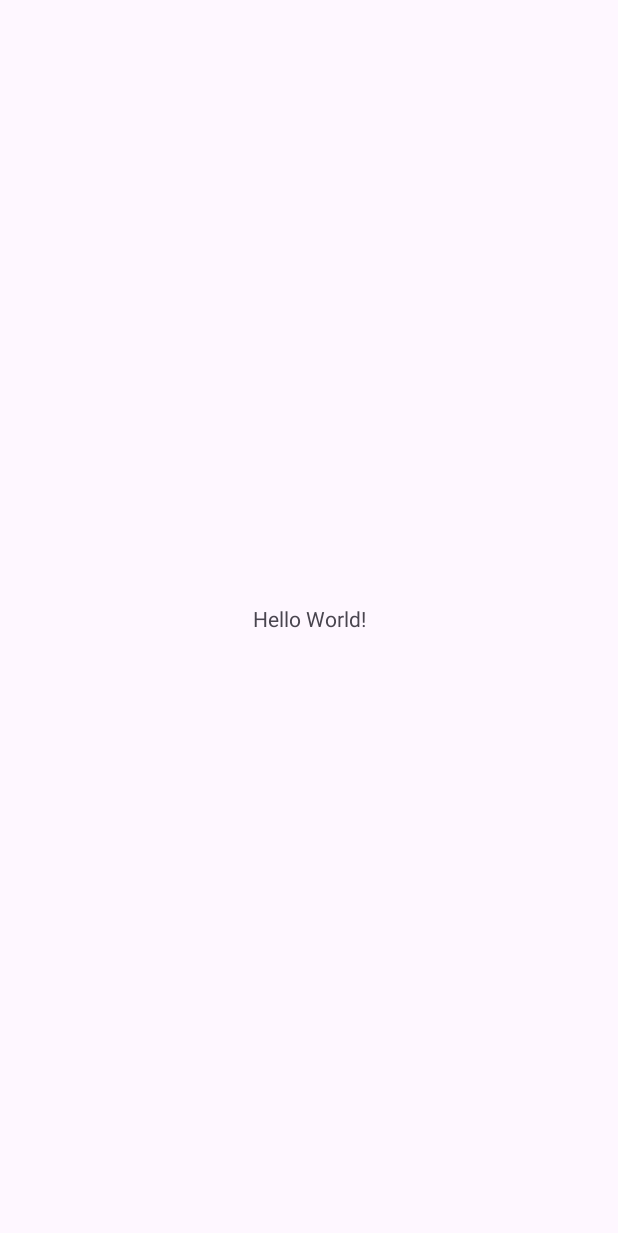
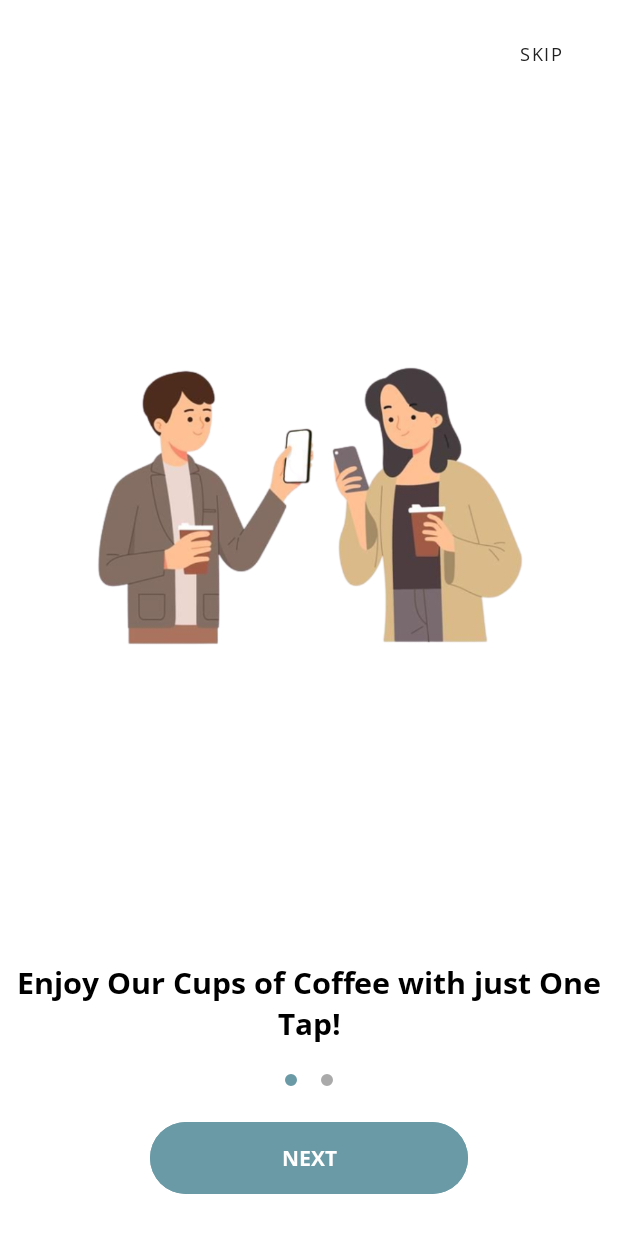
Before and after one commit to CTRL-C-Coffee-Shop/CTRL-C-Front-End, an Android app: the screen it shows after launch (MainActivity before the commit, OnBoardingActivity after it), on a phone screen of 412 x 824 dp. Before the commit the part shown is almost empty. Shown: the top 1233 px of the screen. Run offline under Robolectric (Android 15) with nearby library versions, the phone set to English and light mode, and no system bars.

Commit message:
implementing OnBoarding Screen
implementing onboarding screen importing res (image, strings ,colors)

```diff
--- a/app/src/main/java/com/example/ctrl_c/ui/onBoarding/OnBoardingActivity.kt
+++ b/app/src/main/java/com/example/ctrl_c/ui/onBoarding/OnBoardingActivity.kt
@@ -2,11 +2,77 @@ package com.example.ctrl_c.ui.onBoarding
 
 import androidx.appcompat.app.AppCompatActivity
 import android.os.Bundle
+import androidx.viewpager2.widget.ViewPager2
 import com.example.ctrl_c.R
+import com.example.ctrl_c.databinding.ItemOnBoardingBinding
+import com.example.ctrl_c.ui.onBoarding.adapter.OnBoardingAdapter
+import com.google.android.material.tabs.TabLayoutMediator
 
 class OnBoardingActivity : AppCompatActivity() {
+    private lateinit var binding: ItemOnBoardingBinding
     override fun onCreate(savedInstanceState: Bundle?) {
         super.onCreate(savedInstanceState)
-        setContentView(R.layout.activity_on_boarding)
+        binding = ItemOnBoardingBinding.inflate(layoutInflater)
+        setContentView(binding.root)
+        supportActionBar?.hide()
+
+        setupAction()
     }
+
+    private fun setupAction() {
+        binding.viewPager2.adapter = OnBoardingAdapter()
+        TabLayoutMediator(binding.tabLayout, binding.viewPager2) { tab, poisiton ->
+        }.attach()
+
+        binding.viewPager2.registerOnPageChangeCallback(object : ViewPager2.OnPageChangeCallback() {
+            override fun onPageSelected(position: Int) {
+                super.onPageSelected(position)
+
+                if (position == MAX_STEP - 1) {
+                    binding.btnNext.text = getString(R.string.get_started_title)
+                    binding.btnNext.contentDescription = getString(R.string.get_started_title)
+                } else {
+                    binding.btnNext.text = getString(R.string.next_title)
+                    binding.btnNext.contentDescription = getString(R.string.next_title)
+                }
+            }
+        })
+
+        binding.btnNext.setOnClickListener {
+            if (binding.btnNext.text.toString() == getString(R.string.get_started_title)) {
+                navigateToLoginActivity()
+            } else {
+                // to change current page - on click "Next BUTTON"
+                val current = (binding.viewPager2.currentItem) + 1
+                binding.viewPager2.currentItem = current
+
+                // to update button text
+                if (current >= MAX_STEP - 1) {
+                    binding.btnNext.text = getString(R.string.get_started_title)
+                    binding.btnNext.contentDescription = getString(R.string.get_started_title)
+                } else {
+                    binding.btnNext.text = getString(R.string.next_title)
+                    binding.btnNext.contentDescription = getString(R.string.next_title)
+                }
+            }
+        }
+
+    }
+
+    private fun navigateToLoginActivity(){
+        //intent to login activity.
+    }
+
+    private fun navigateToMainActivity(){
+        //intent to main activity
+    }
+
+    private fun checkToken(){
+        //checking token on sharedpreferences.
+    }
+
+    companion object {
+        const val MAX_STEP = 2
+    }
+
 }
--- /dev/null
+++ b/app/src/main/java/com/example/ctrl_c/ui/onBoarding/adapter/OnBoardingAdapter.kt
@@ -0,0 +1,33 @@
+package com.example.ctrl_c.ui.onBoarding.adapter
+
+import android.view.LayoutInflater
+import android.view.ViewGroup
+import androidx.recyclerview.widget.RecyclerView
+import com.example.ctrl_c.R
+import com.example.ctrl_c.databinding.ActivityOnBoardingBinding
+import com.example.ctrl_c.ui.onBoarding.OnBoardingActivity.Companion.MAX_STEP
+
+
+class OnBoardingAdapter : RecyclerView.Adapter<OnBoardingPager>() {
+    override fun onCreateViewHolder(parent: ViewGroup, viewType: Int): OnBoardingPager {
+        return OnBoardingPager(
+            ActivityOnBoardingBinding.inflate(LayoutInflater.from(parent.context), parent, false)
+        )
+    }
+
+    override fun getItemCount(): Int = MAX_STEP
+
+    override fun onBindViewHolder(holder: OnBoardingPager, position: Int) {
+        holder.itemView.run {
+            with(holder) {
+                if (position == 0) {
+                    bindingDesign.tvTitle.text = context.getString(R.string.title_onboarding_1)
+                    bindingDesign.ivIllustration.setImageResource(R.drawable.on_boarding1_image)
+                } else {
+                    bindingDesign.tvTitle.text = context.getString(R.string.title_onboarding_2)
+                    bindingDesign.ivIllustration.setImageResource(R.drawable.on_boarding2_image)
+                }
+            }
+        }
+    }
+}
--- /dev/null
+++ b/app/src/main/java/com/example/ctrl_c/ui/onBoarding/adapter/OnBoardingPager.kt
@@ -0,0 +1,7 @@
+package com.example.ctrl_c.ui.onBoarding.adapter
+
+import androidx.recyclerview.widget.RecyclerView
+import com.example.ctrl_c.databinding.ActivityOnBoardingBinding
+
+class OnBoardingPager(val bindingDesign: ActivityOnBoardingBinding):
+        RecyclerView.ViewHolder(bindingDesign.root)
--- /dev/null
+++ b/app/src/main/res/drawable/onboarding_default_dot.xml
@@ -0,0 +1,12 @@
+<?xml version="1.0" encoding="utf-8"?>
+<layer-list xmlns:android="http://schemas.android.com/apk/res/android">
+    <item>
+        <shape
+            android:innerRadius="0dp"
+            android:shape="ring"
+            android:thickness="4dp"
+            android:useLevel="false">
+            <solid android:color="@android:color/darker_gray" />
+        </shape>
+    </item>
+</layer-list>
--- /dev/null
+++ b/app/src/main/res/drawable/onboarding_selected_dot.xml
@@ -0,0 +1,12 @@
+<?xml version="1.0" encoding="utf-8"?>
+<layer-list xmlns:android="http://schemas.android.com/apk/res/android">
+    <item>
+        <shape
+            android:innerRadius="0dp"
+            android:shape="ring"
+            android:thickness="4dp"
+            android:useLevel="false">
+            <solid android:color="@color/colorPrimary" />
+        </shape>
+    </item>
+</layer-list>
--- /dev/null
+++ b/app/src/main/res/drawable/onboarding_tab_selector.xml
@@ -0,0 +1,5 @@
+<?xml version="1.0" encoding="utf-8"?>
+<selector xmlns:android="http://schemas.android.com/apk/res/android">
+    <item android:drawable="@drawable/onboarding_selected_dot" android:state_selected="true" />
+    <item android:drawable="@drawable/onboarding_default_dot" />
+</selector>
--- /dev/null
+++ b/app/src/main/res/layout/item_on_boarding.xml
@@ -0,0 +1,61 @@
+<?xml version="1.0" encoding="utf-8"?>
+<androidx.appcompat.widget.LinearLayoutCompat xmlns:android="http://schemas.android.com/apk/res/android"
+    android:layout_width="match_parent"
+    android:layout_height="match_parent"
+    xmlns:app="http://schemas.android.com/apk/res-auto"
+    android:background="@android:color/white"
+    android:fitsSystemWindows="true"
+    android:orientation="vertical">
+
+    <!--SKIP-->
+    <com.google.android.material.button.MaterialButton
+        android:id="@+id/btnSkip"
+        android:layout_gravity="end|top"
+        android:layout_marginTop="@dimen/spacing_12"
+        android:layout_marginEnd="@dimen/spacing_8"
+        android:layout_width="wrap_content"
+        android:layout_height="wrap_content"
+        android:gravity="center"
+        android:text="@string/skip_title"
+        app:cornerRadius="30dp"
+        android:textAllCaps="true"
+        style="@style/Widget.MaterialComponents.Button.TextButton"
+        android:textColor="@color/dark_gray"
+        android:fontFamily="@font/opensans_regular"
+        android:textSize="@dimen/text_size_12" />
+
+    <!--ViewPager2-->
+    <androidx.viewpager2.widget.ViewPager2
+        android:id="@+id/viewPager2"
+        android:layout_width="match_parent"
+        android:layout_height="0dp"
+        android:layout_weight="1" />
+
+    <!--indicator-->
+    <com.google.android.material.tabs.TabLayout
+        android:id="@+id/tabLayout"
+        android:layout_width="match_parent"
+        android:layout_height="wrap_content"
+        android:layout_gravity="bottom"
+        android:background="@color/white"
+        app:tabBackground="@drawable/onboarding_tab_selector"
+        app:tabGravity="center"
+        app:tabIndicatorHeight="0dp" />
+
+
+    <!--Next-->
+    <com.google.android.material.button.MaterialButton
+        android:id="@+id/btnNext"
+        android:layout_width="212dp"
+        android:layout_height="56dp"
+        android:layout_gravity="center"
+        android:gravity="center"
+        android:layout_marginBottom="@dimen/spacing_24"
+        android:text="@string/next_title"
+        android:textAllCaps="true"
+        android:backgroundTint="@color/colorPrimary"
+        android:fontFamily="@font/opensans_bold"
+        android:textColor="@android:color/white"
+        app:cornerRadius="100dp" />
+
+</androidx.appcompat.widget.LinearLayoutCompat>
--- a/app/src/main/res/values/strings.xml
+++ b/app/src/main/res/values/strings.xml
@@ -1,3 +1,8 @@
 <resources>
     <string name="app_name">CTRL-C</string>
+    <string name="skip_title">Skip</string>
+    <string name="next_title">Next</string>
+    <string name="title_onboarding_1">Enjoy Our Cups of Coffee with just One Tap!</string>
+    <string name="title_onboarding_2">The Best premium Quality Coffee, made by the love of our Baristas!</string>
+    <string name="get_started_title">Get Started</string>
 </resources>
```
Also changed, not shown: app/src/main/AndroidManifest.xml (+6 -5 lines), app/src/main/res/layout/activity_on_boarding.xml (+0 -12 lines), app/src/main/res/values/colors.xml (+32 -0 lines), app/src/main/res/drawable/ctrl_c_logo.png (added), app/src/main/res/drawable/on_boarding1_image.png (added), app/src/main/res/drawable/on_boarding2_image.png (added).
